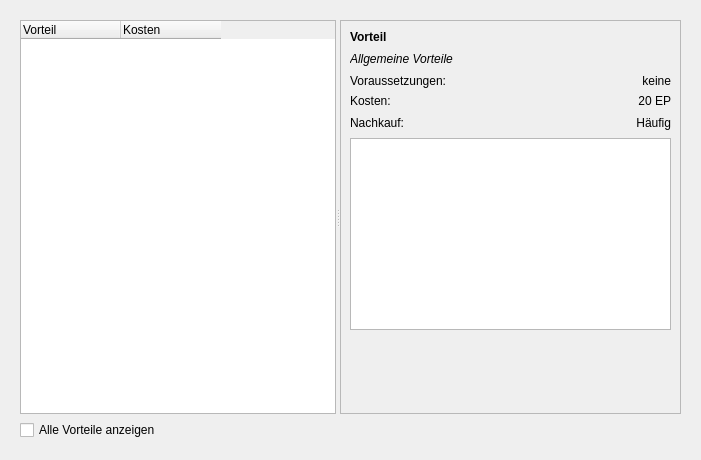
Above: designer/CharakterVorteile.ui from Aeolitus/Sephrasto before the change. Below: the same form after it.
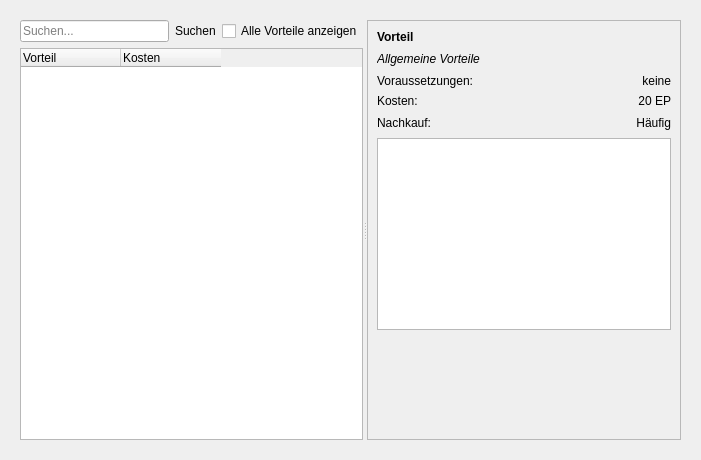
That is the form after the change.

Commit message: Vorteile Tab: Add search bar

Diff of the .ui file:
```diff
--- a/designer/CharakterVorteile.ui
+++ b/designer/CharakterVorteile.ui
@@ -31,6 +31,43 @@
      <property name="orientation">
       <enum>Qt::Horizontal</enum>
      </property>
+     <widget class="QWidget" name="verticalLayoutWidget">
+      <layout class="QVBoxLayout" name="verticalLayout">
+       <item>
+        <layout class="QHBoxLayout" name="horizontalLayout">
+         <item>
+          <widget class="QLineEdit" name="nameFilterEdit">
+           <property name="placeholderText">
+            <string>Suchen...</string>
+           </property>
+           <property name="clearButtonEnabled">
+            <bool>true</bool>
+           </property>
+          </widget>
+         </item>
+         <item>
+          <widget class="QLabel" name="labelFilter">
+           <property name="text">
+            <string>Suchen</string>
+           </property>
+           <property name="class" stdset="0">
+            <string>icon</string>
+           </property>
+          </widget>
+         </item>
+         <item>
+          <widget class="QCheckBox" name="checkShowAll">
+           <property name="toolTip">
+            <string>Falls diese Option aktiviert ist, werden auch solche Vorteile angezeigt, für die du die Voraussetzungen nicht erfüllst.</string>
+           </property>
+           <property name="text">
+            <string>Alle Vorteile anzeigen</string>
+           </property>
+          </widget>
+         </item>
+        </layout>
+       </item>
+       <item>
      <widget class="QTreeWidget" name="treeWidget">
       <property name="sizePolicy">
        <sizepolicy hsizetype="Expanding" vsizetype="Expanding">
@@ -97,6 +134,9 @@
        </property>
       </column>
      </widget>
+       </item>
+      </layout>
+     </widget>
      <widget class="QScrollArea" name="scrollArea">
       <property name="sizePolicy">
        <sizepolicy hsizetype="Expanding" vsizetype="Expanding">
@@ -133,8 +173,8 @@
         <rect>
          <x>0</x>
          <y>0</y>
-         <width>340</width>
-         <height>394</height>
+         <width>337</width>
+         <height>418</height>
         </rect>
        </property>
        <layout class="QGridLayout" name="gridLayout_2" columnstretch="0,0">
@@ -272,16 +312,6 @@
      </widget>
     </widget>
    </item>
-   <item row="2" column="0">
-    <widget class="QCheckBox" name="checkShowAll">
-     <property name="toolTip">
-      <string>Falls diese Option aktiviert ist, werden auch solche Vorteile angezeigt, für die du die Voraussetzungen nicht erfüllst.</string>
-     </property>
-     <property name="text">
-      <string>Alle Vorteile anzeigen</string>
-     </property>
-    </widget>
-   </item>
   </layout>
  </widget>
  <tabstops>
```
Left out of the diff: 3 changed lines with no effect on the pictures. Lines whose indentation alone changed are shown as unchanged. The commit also changes 37 other files.
